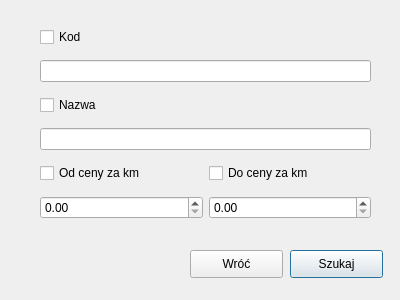
Above: Szukajki/szukajkodu.ui from margap1998/Bazy-danych-taxi before the change. Below: the same form after it.
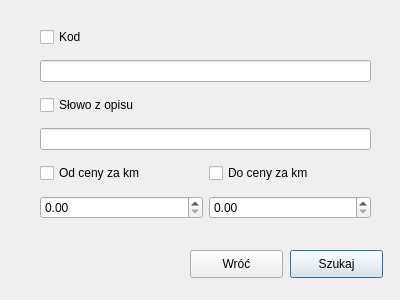
That is the form after the change.

```diff
--- a/Szukajki/szukajkodu.ui
+++ b/Szukajki/szukajkodu.ui
@@ -58,7 +58,7 @@
     <item row="2" column="0" colspan="2">
      <widget class="QCheckBox" name="nazwaCB">
       <property name="text">
-       <string>Nazwa</string>
+       <string>Słowo z opisu</string>
       </property>
      </widget>
     </item>
```
